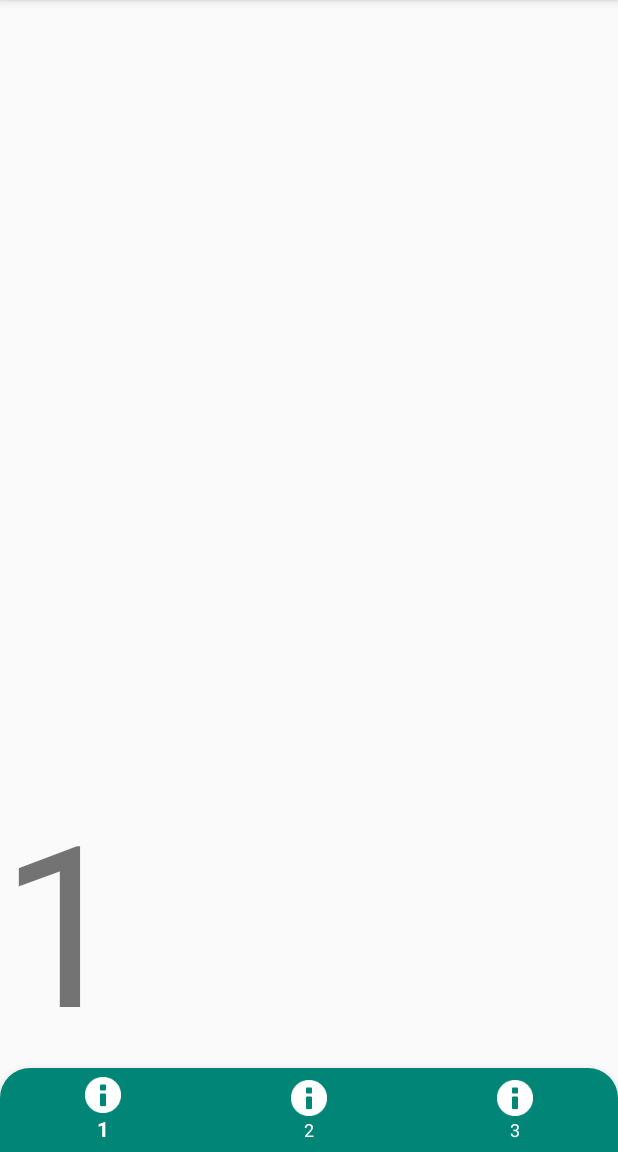
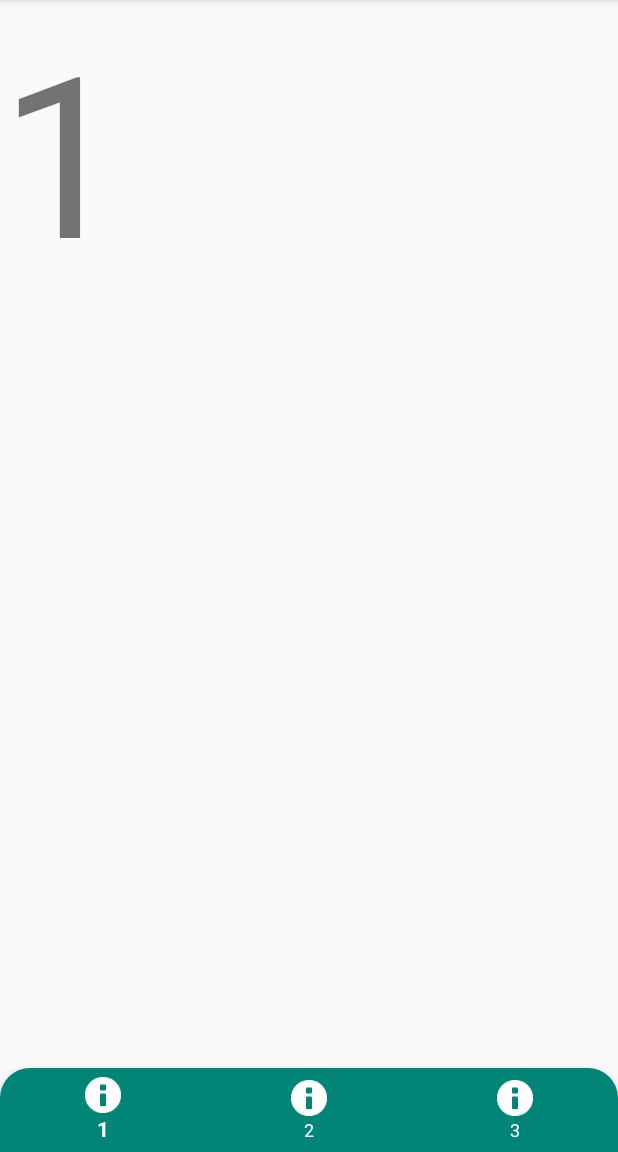
Before and after one commit to Monsteel/Yearning_Android, an Android app: the screen it shows after launch (MainActivity), on a phone screen of 412 x 824 dp, the part 84-1236 px from its top. Run offline under Robolectric (Android 15) with nearby library versions, the phone set to English and light mode, and no system bars; our stand-ins replace data binding.

Commit message:
[FIX] fix main layout

```diff
--- a/app/src/main/res/layout/activity_main.xml
+++ b/app/src/main/res/layout/activity_main.xml
@@ -10,28 +10,28 @@
             type="appjam.hackathon.project.isaac.momentstory.viewmodel.MainViewModel" />
     </data>
 
-    <LinearLayout
+    <androidx.coordinatorlayout.widget.CoordinatorLayout
         android:layout_width="match_parent"
         android:layout_height="match_parent"
-        android:gravity="bottom"
-        android:orientation="vertical">
+        android:orientation="vertical"
+        tools:context=".MainActivity">
 
         <LinearLayout
             android:id="@+id/layout"
             android:layout_width="match_parent"
-            android:layout_height="wrap_content">
-        </LinearLayout>
+            android:layout_height="wrap_content"
+            android:orientation="horizontal" />
 
         <com.google.android.material.bottomnavigation.BottomNavigationView
             android:id="@+id/bottomNavigationView_main_menu"
             android:layout_width="match_parent"
             android:layout_height="wrap_content"
+            android:layout_gravity="bottom"
             android:background="@drawable/cardview_design"
             app:itemIconTint="@android:color/white"
             app:itemTextColor="@android:color/white"
-            android:layout_gravity="bottom"
             app:menu="@menu/main_menu" />
 
-    </LinearLayout>
+    </androidx.coordinatorlayout.widget.CoordinatorLayout>
 
 </layout>
```
